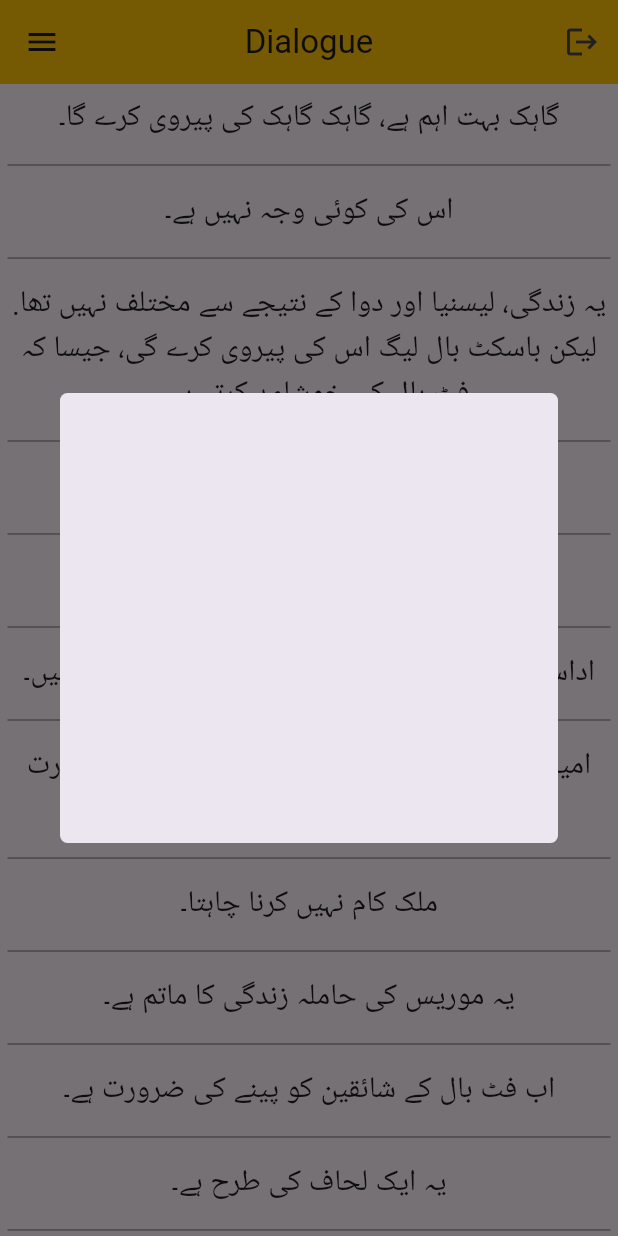
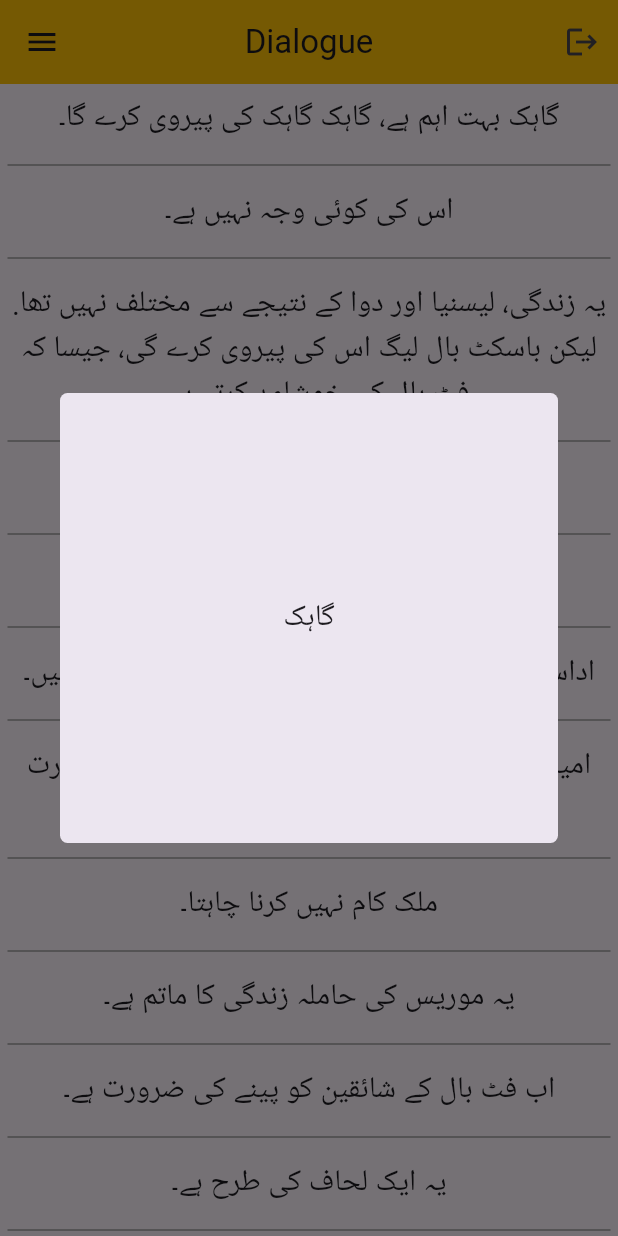
Before and after one commit to MSH4R1F/drplanguageapp, a Flutter app: the DialoguePage screen opened by its route, after a tap on "گاہک", on a phone screen of 412 x 824 dp. Run offline on Flutter 3.47's test engine with Material 3 defaults, Android fonts, the phone set to English and light mode, and no system bars; our stand-ins replace cloud_firestore, firebase_core; accounts and stored records are empty.

Commit message:
feat: display selected word in DialogueBox, filtered punctuation

```diff
--- a/lib/pages/dialogue_page.dart
+++ b/lib/pages/dialogue_page.dart
@@ -13,7 +13,9 @@ class _DialoguePageState extends State<DialoguePage> {
     const String text =
         "گاہک بہت اہم ہے، گاہک گاہک کی پیروی کرے گا۔ اس کی کوئی وجہ نہیں ہے۔ یہ زندگی، لیسنیا اور دوا کے نتیجے سے مختلف نہیں تھا. لیکن باسکٹ بال لیگ اس کی پیروی کرے گی، جیسا کہ فٹ بال کی خوشامد کرتے ہیں۔ کچھ تکیے اور چاکلیٹ کارٹون۔ کچھ بھی آسان نہیں ہے۔ اداس خالص الٹریسیز اور تکیہ تک. کچھ تیر مفت ہیں۔ امیر زندگی سے چاپلوسی ہوتی ہے، اور وادی بدصورت ہے۔ ملک کام نہیں کرنا چاہتا۔ یہ موریس کی حاملہ زندگی کا ماتم ہے۔ اب فٹ بال کے شائقین کو پینے کی ضرورت ہے۔ یہ ایک لحاف کی طرح ہے۔ لیکن بچے لائم لائٹ میں ہوتے ہیں، اس لیے بعض اوقات کچھ لوگ پسند کرتے ہیں۔";
     // TODO: implement build
-    void showDialogueBox() {
+    void showDialogueBox(String text) {
+      String filteredText = text.replaceAll(RegExp(r"['،؟۔!.,;:?-]"), '');
+      filteredText = filteredText.replaceAll(RegExp('"'), '');
       showDialog(
         context: context,
         builder: (BuildContext context) {
@@ -24,6 +26,12 @@ class _DialoguePageState extends State<DialoguePage> {
             child: Container(
               height: 300,
               width: MediaQuery.of(context).size.width,
+              child: Center(
+                child: Text(
+                  filteredText,
+                  style: const TextStyle(fontSize: 20),
+                ),
+              ),
             ),
           );
         },
@@ -31,12 +39,11 @@ class _DialoguePageState extends State<DialoguePage> {
     }
 
     List<Widget> splitSelectableWord(String text) {
-      //List<String> splitText = text.split(RegExp(r'(?<=[۔])\s*'));
       List<String> splitText = text.split(RegExp(r' '));
       return splitText
           .map(
             (word) => InkWell(
-              onTap: () => showDialogueBox(),
+              onTap: () => showDialogueBox(word),
               child: Text(
                 "$word ",
                 style: const TextStyle(
```
